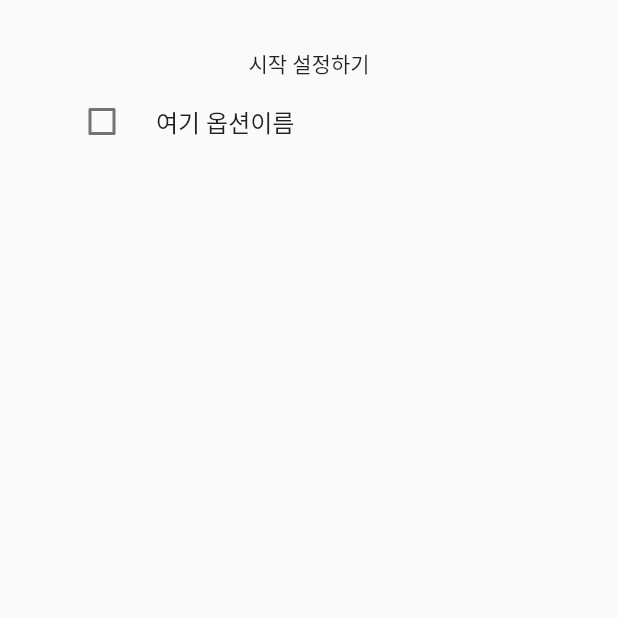
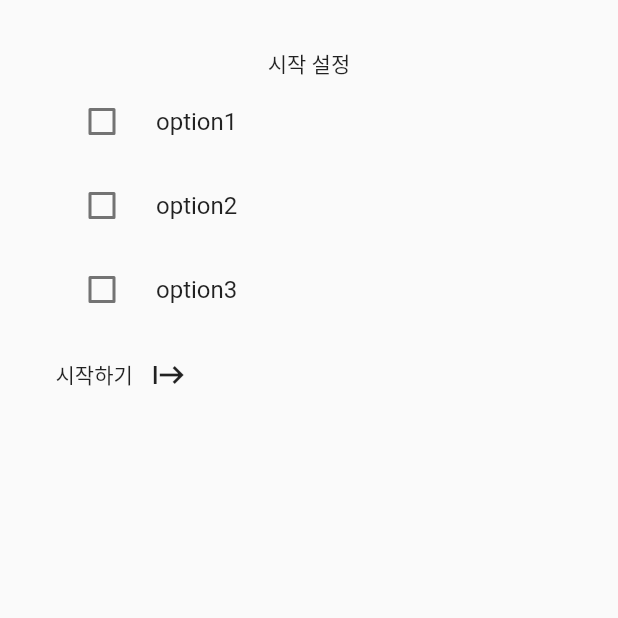
Before and after one commit to dobecom/wte_today, a Flutter app: the screen it shows after launch, after a tap on "16강 올림픽 시작", on a phone screen of 412 x 824 dp, the top half of it. Run offline on Flutter 3.47's test engine with Material 2 defaults, Android fonts, the phone set to English and light mode, and no system bars.

Commit message:
시작설정 페이지에서 CheckOptionWidget을 List형태로 파라미터 받아서 표시하는 것 완료

```diff
--- a/lib/main.dart
+++ b/lib/main.dart
@@ -33,7 +33,7 @@ class startOlympicWidget extends StatelessWidget {
             splashColor: Colors.blue.withAlpha(30),
             onTap: () {
               Navigator.push(context, MaterialPageRoute(builder: (context) {
-                return const StartOption();
+                return StartOption();
               }));
             },
             child: const SizedBox(
--- a/lib/src/components/StartOption.dart
+++ b/lib/src/components/StartOption.dart
@@ -1,7 +1,9 @@
 import 'package:flutter/material.dart';
 
 class CheckOptionWidget extends StatefulWidget {
-  const CheckOptionWidget({Key? key}) : super(key: key);
+  const CheckOptionWidget({Key? key, required this.optionName})
+      : super(key: key);
+  final String optionName;
 
   @override
   State<CheckOptionWidget> createState() => _CheckOptionWidgetState();
@@ -9,11 +11,12 @@ class CheckOptionWidget extends StatefulWidget {
 
 class _CheckOptionWidgetState extends State<CheckOptionWidget> {
   bool isChecked = false;
+
   @override
   Widget build(BuildContext context) {
     return CheckboxListTile(
-      // checkColor: Colors.white,
-      title: Text('여기 옵션이름'),
+      checkColor: Colors.white,
+      title: Text(widget.optionName),
       value: isChecked,
       onChanged: (bool? value) {
         setState(() {
@@ -21,12 +24,11 @@ class _CheckOptionWidgetState extends State<CheckOptionWidget> {
         });
       },
       controlAffinity: ListTileControlAffinity.leading,
-      // fillColor: Colors.white,
-      // value: isChecked,
-      // onChanged: (bool? value) {},
     );
   }
 }
+
+List<String> optionArr = ['option1', 'option2', 'option3'];
 
 class StartOption extends StatelessWidget {
   const StartOption({Key? key}) : super(key: key);
@@ -41,11 +43,33 @@ class StartOption extends StatelessWidget {
           Navigator.pop(context);
         },
         child: Column(children: [
-            Text('시작 설정하기'),
-            CheckOptionWidget(),
+          const Text('시작 설정'),
+          Column(children: _getOptionArr()),
+          Container(
+            padding: const EdgeInsets.all(5),
+            child: GestureDetector(
+              child: Row(children: [
+                const Text('시작하기'),
+                IconButton(
+                  onPressed: () {},
+                  icon: const Icon(Icons.start),
+                )
+              ]),
+              onTap: () {
+                print('start!');
+              },
+            ),
+          ),
         ]),
       ),
-      ),
-    );
+    ));
+  }
+
+  _getOptionArr() {
+    return optionArr
+        .map((option) => CheckOptionWidget(
+              optionName: option,
+            ))
+        .toList();
   }
 }
```
Lines whose indentation alone changed are shown as unchanged.
